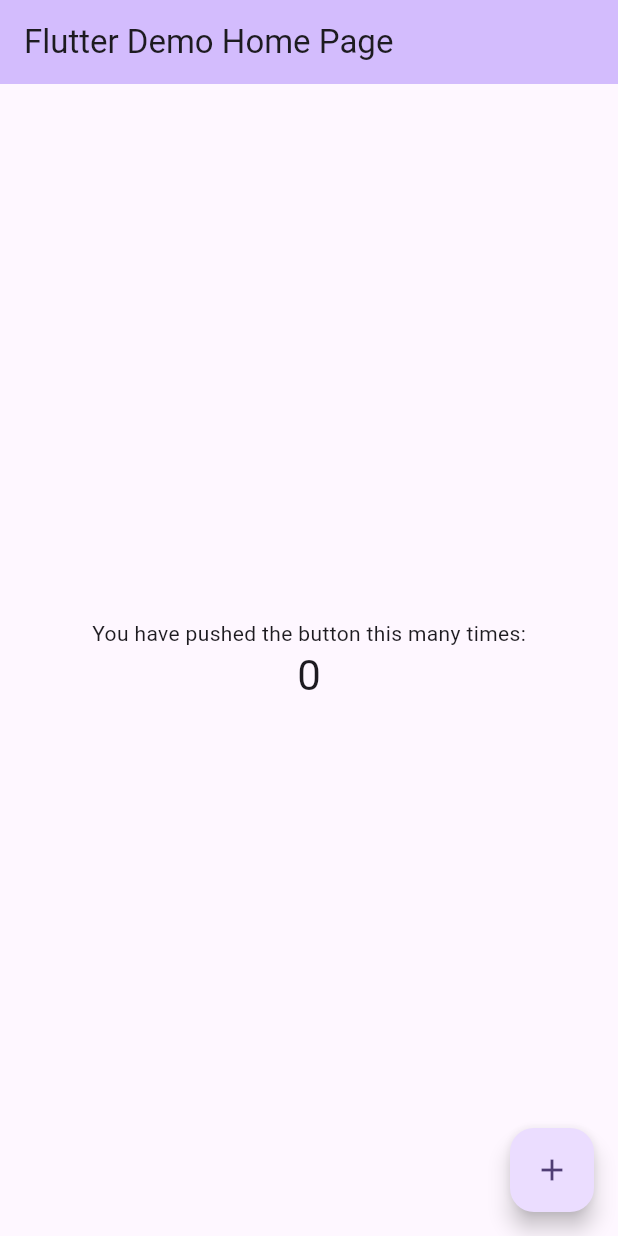
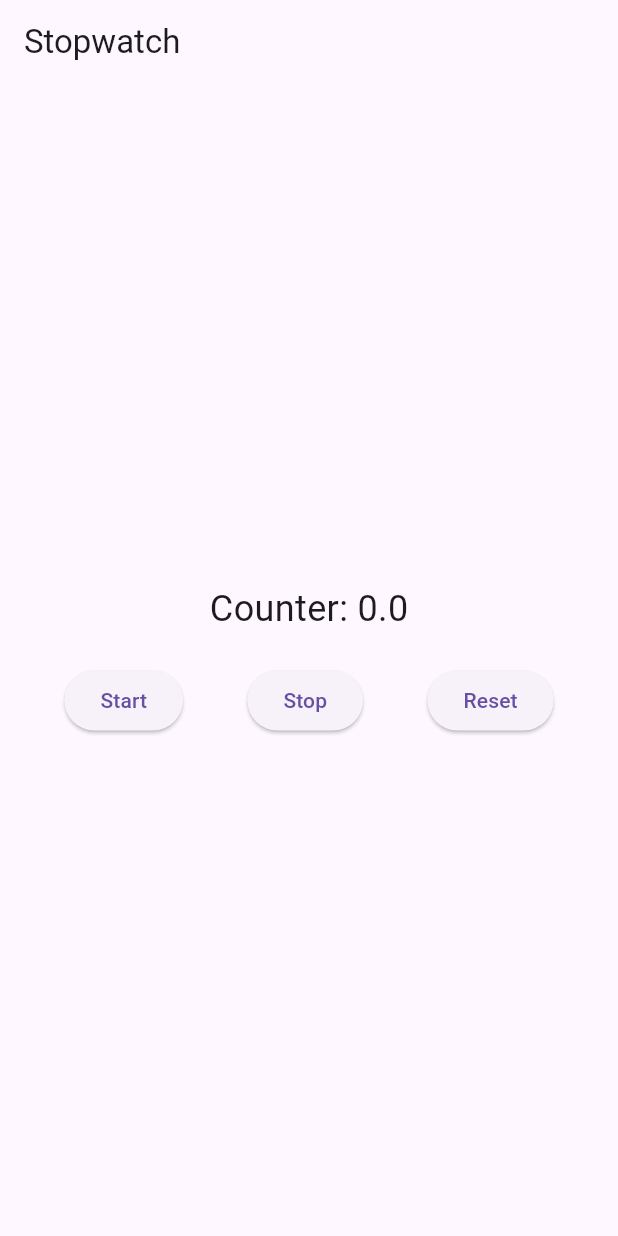
Before and after one commit to shotaro1412/Appteam_education, a Flutter app: the screen it shows after launch, on a phone screen of 412 x 824 dp. Run offline on Flutter 3.47's test engine with Material 3 defaults, Android fonts, the phone set to English and light mode, and no system bars.

Commit message:
Flutterでのストップウォッチ途中

```diff
--- a/stopwatch/lib/main.dart
+++ b/stopwatch/lib/main.dart
@@ -1,125 +1,104 @@
 import 'package:flutter/material.dart';
+import 'dart:async';
 
 void main() {
-  runApp(const MyApp());
+  runApp(MyApp());
 }
 
 class MyApp extends StatelessWidget {
-  const MyApp({super.key});
-
-  // This widget is the root of your application.
   @override
   Widget build(BuildContext context) {
     return MaterialApp(
-      title: 'Flutter Demo',
-      theme: ThemeData(
-        // This is the theme of your application.
-        //
-        // TRY THIS: Try running your application with "flutter run". You'll see
-        // the application has a blue toolbar. Then, without quitting the app,
-        // try changing the seedColor in the colorScheme below to Colors.green
-        // and then invoke "hot reload" (save your changes or press the "hot
-        // reload" button in a Flutter-supported IDE, or press "r" if you used
-        // the command line to start the app).
-        //
-        // Notice that the counter didn't reset back to zero; the application
-        // state is not lost during the reload. To reset the state, use hot
-        // restart instead.
-        //
-        // This works for code too, not just values: Most code changes can be
-        // tested with just a hot reload.
-        colorScheme: ColorScheme.fromSeed(seedColor: Colors.deepPurple),
-        useMaterial3: true,
-      ),
-      home: const MyHomePage(title: 'Flutter Demo Home Page'),
+      home: StopwatchApp(),
     );
   }
 }
 
-class MyHomePage extends StatefulWidget {
-  const MyHomePage({super.key, required this.title});
+class StopwatchApp extends StatefulWidget {
+  @override
+  _StopwatchAppState createState() => _StopwatchAppState();
+}
 
-  // This widget is the home page of your application. It is stateful, meaning
-  // that it has a State object (defined below) that contains fields that affect
-  // how it looks.
-
-  // This class is the configuration for the state. It holds the values (in this
-  // case the title) provided by the parent (in this case the App widget) and
-  // used by the build method of the State. Fields in a Widget subclass are
-  // always marked "final".
-
-  final String title;
+class _StopwatchAppState extends State<StopwatchApp> {
+  bool isRunning = false;
+  double counter = 0.0;
+  late Timer timer;
 
   @override
-  State<MyHomePage> createState() => _MyHomePageState();
-}
+  void dispose() {
+    timer.cancel();
+    super.dispose();
+  }
 
-class _MyHomePageState extends State<MyHomePage> {
-  int _counter = 0;
+  void startTimer() {
+    timer = Timer.periodic(Duration(milliseconds: 1000), (Timer t) {
+      setState(() {
+        counter += 1.0;
+      });
+    });
+  }
 
-  void _incrementCounter() {
+  void stopTimer() {
+    timer.cancel();
+  }
+
+  void resetTimer() {
     setState(() {
-      // This call to setState tells the Flutter framework that something has
-      // changed in this State, which causes it to rerun the build method below
-      // so that the display can reflect the updated values. If we changed
-      // _counter without calling setState(), then the build method would not be
-      // called again, and so nothing would appear to happen.
-      _counter++;
+      counter = 0.0;
     });
   }
 
   @override
   Widget build(BuildContext context) {
-    // This method is rerun every time setState is called, for instance as done
-    // by the _incrementCounter method above.
-    //
-    // The Flutter framework has been optimized to make rerunning build methods
-    // fast, so that you can just rebuild anything that needs updating rather
-    // than having to individually change instances of widgets.
     return Scaffold(
       appBar: AppBar(
-        // TRY THIS: Try changing the color here to a specific color (to
-        // Colors.amber, perhaps?) and trigger a hot reload to see the AppBar
-        // change color while the other colors stay the same.
-        backgroundColor: Theme.of(context).colorScheme.inversePrimary,
-        // Here we take the value from the MyHomePage object that was created by
-        // the App.build method, and use it to set our appbar title.
-        title: Text(widget.title),
+        title: Text('Stopwatch'),
       ),
       body: Center(
-        // Center is a layout widget. It takes a single child and positions it
-        // in the middle of the parent.
         child: Column(
-          // Column is also a layout widget. It takes a list of children and
-          // arranges them vertically. By default, it sizes itself to fit its
-          // children horizontally, and tries to be as tall as its parent.
-          //
-          // Column has various properties to control how it sizes itself and
-          // how it positions its children. Here we use mainAxisAlignment to
-          // center the children vertically; the main axis here is the vertical
-          // axis because Columns are vertical (the cross axis would be
-          // horizontal).
-          //
-          // TRY THIS: Invoke "debug painting" (choose the "Toggle Debug Paint"
-          // action in the IDE, or press "p" in the console), to see the
-          // wireframe for each widget.
           mainAxisAlignment: MainAxisAlignment.center,
-          children: <Widget>[
-            const Text(
-              'You have pushed the button this many times:',
+          children: [
+            Text(
+              'Counter: ${counter.toStringAsFixed(1)}',
+              style: TextStyle(fontSize: 24.0),
             ),
-            Text(
-              '$_counter',
-              style: Theme.of(context).textTheme.headlineMedium,
+            SizedBox(height: 20),
+            Row(
+              mainAxisAlignment: MainAxisAlignment.spaceEvenly,
+              children: [
+                ElevatedButton(
+                  onPressed: () {
+                    if (!isRunning) {
+                      startTimer();
+                      setState(() {
+                        isRunning = true;
+                      });
+                    }
+                  },
+                  child: Text('Start'),
+                ),
+                ElevatedButton(
+                  onPressed: () {
+                    if (isRunning) {
+                      stopTimer();
+                      setState(() {
+                        isRunning = false;
+                      });
+                    }
+                  },
+                  child: Text('Stop'),
+                ),
+                ElevatedButton(
+                  onPressed: () {
+                    resetTimer();
+                  },
+                  child: Text('Reset'),
+                ),
+              ],
             ),
           ],
         ),
       ),
-      floatingActionButton: FloatingActionButton(
-        onPressed: _incrementCounter,
-        tooltip: 'Increment',
-        child: const Icon(Icons.add),
-      ), // This trailing comma makes auto-formatting nicer for build methods.
     );
   }
 }
```
